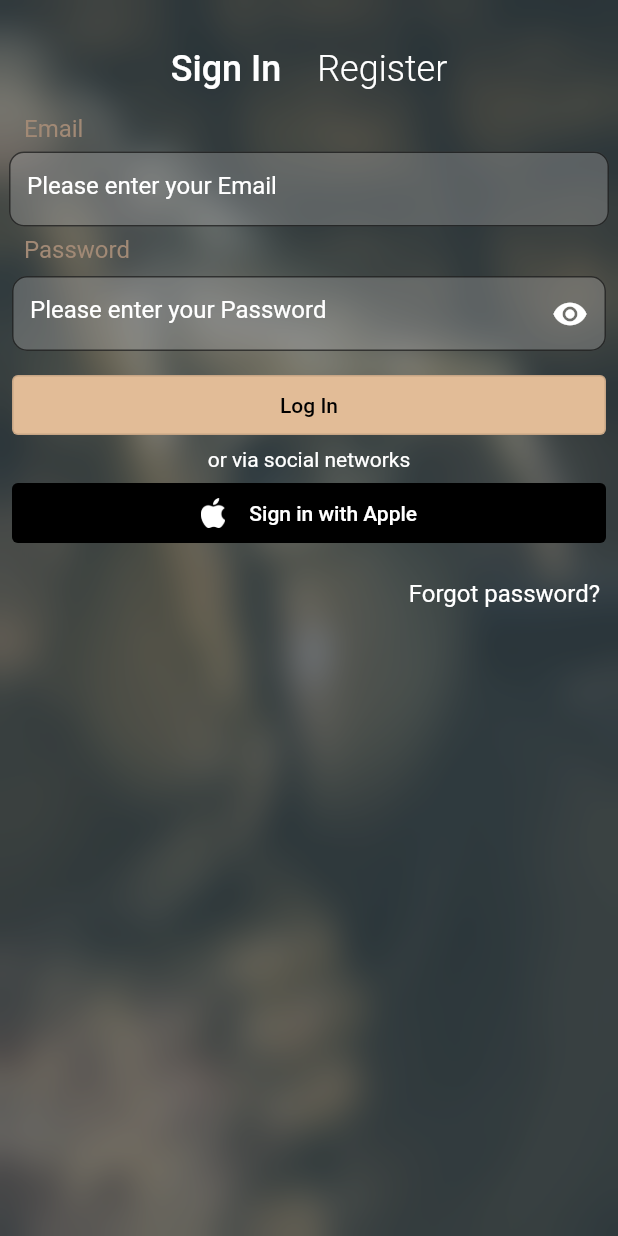
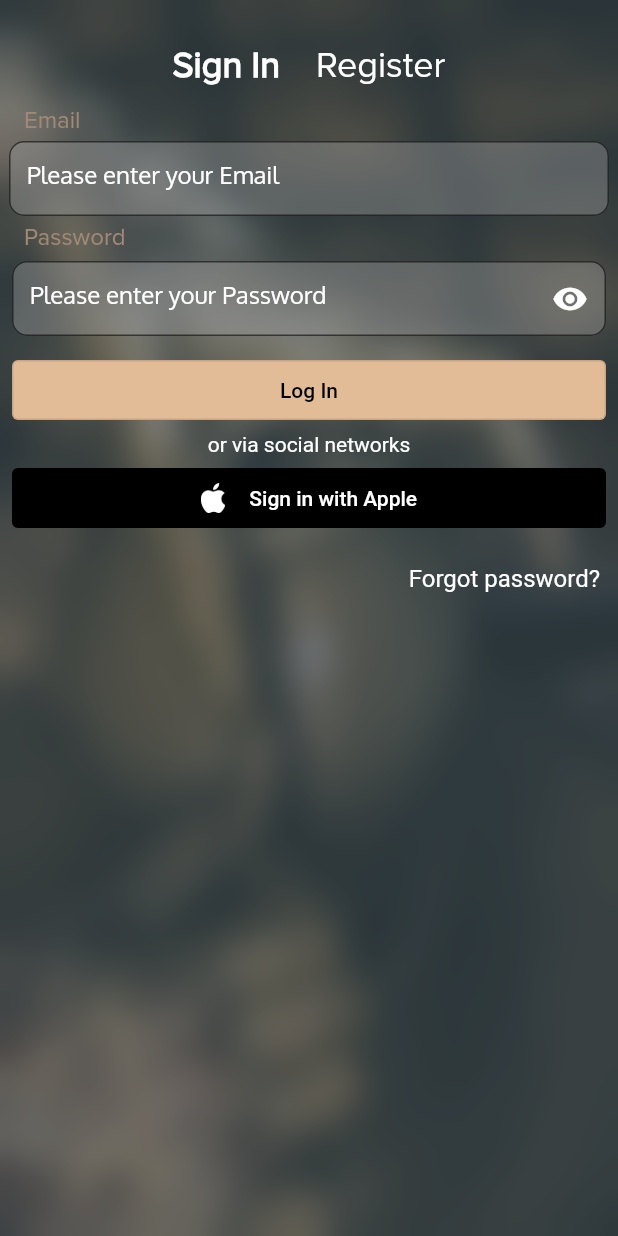
Before and after one commit to telloNii/project_skill_hunter, a Flutter app: the AuthScreen screen opened by its route, on a phone screen of 412 x 824 dp. Run offline on Flutter 3.47's test engine with Material 2 defaults, Android fonts, the phone set to English and light mode, and no system bars; our stand-ins replace cloud_firestore, firebase_auth, firebase_core; accounts and stored records are empty.

Commit message:
added new font

```diff
--- a/lib/constants.dart
+++ b/lib/constants.dart
@@ -1,7 +1,7 @@
 import 'package:flutter/material.dart';
 
 InputDecoration textFieldInputDecoration = InputDecoration(
-  hintStyle: TextStyle(color: Colors.white),
+  hintStyle: TextStyle(color: Colors.white, fontFamily: "Oxygen"),
   hintText: "Please enter your ",
   fillColor: Colors.grey.withOpacity(0.4),
   filled: true,
@@ -9,13 +9,23 @@ InputDecoration textFieldInputDecoration = InputDecoration(
     borderRadius: BorderRadius.circular(10),
   ),
   focusedBorder: OutlineInputBorder(
-      borderRadius: BorderRadius.circular(10),
-      borderSide: BorderSide(color: Colors.black)),
+    borderRadius: BorderRadius.circular(10),
+    borderSide: BorderSide(color: Colors.black),
+  ),
 );
 
-TextStyle authPageHeaderTextStyle =
-    TextStyle(fontSize: 24, fontWeight: FontWeight.w500, color: Colors.white);
+TextStyle authPageHeaderTextStyle = TextStyle(
+  fontSize: 24,
+  fontWeight: FontWeight.bold,
+  color: Colors.white,
+  fontFamily: "ProximaNova",
+);
 
-const TextStyle textFieldLabel = TextStyle(color: Color(0xFFA18975), fontSize: 16);
-TextStyle unselectedAuthPageHeaderTextStyle =
-    authPageHeaderTextStyle.copyWith(fontWeight: FontWeight.w300);
+const TextStyle textFieldLabel = TextStyle(
+  color: Color(0xFFA18975),
+  fontSize: 16,
+  fontFamily: "ProximaNova",
+);
+TextStyle unselectedAuthPageHeaderTextStyle = authPageHeaderTextStyle.copyWith(
+  fontWeight: FontWeight.w300,
+);
--- a/pubspec.yaml
+++ b/pubspec.yaml
@@ -1,6 +1,5 @@
 name: project_skill_hunter
 description: A new Flutter project.
-
 publish_to: 'none'
 
 version: 1.0.0+1
@@ -49,3 +48,8 @@ flutter:
         - asset: assets/fonts/SourceSansPro-BoldItalic.ttf
         - asset: assets/fonts/SourceSansPro-SemiBoldItalic.ttf
         - asset: assets/fonts/SourceSansPro-Italic.ttf
+
+
+    - family: ProximaNova
+      fonts:
+        - asset: assets/fonts/ProximaNova-Regular.otf
```
Also changed, not shown: assets/fonts/ProximaNova-Regular.otf (added).
